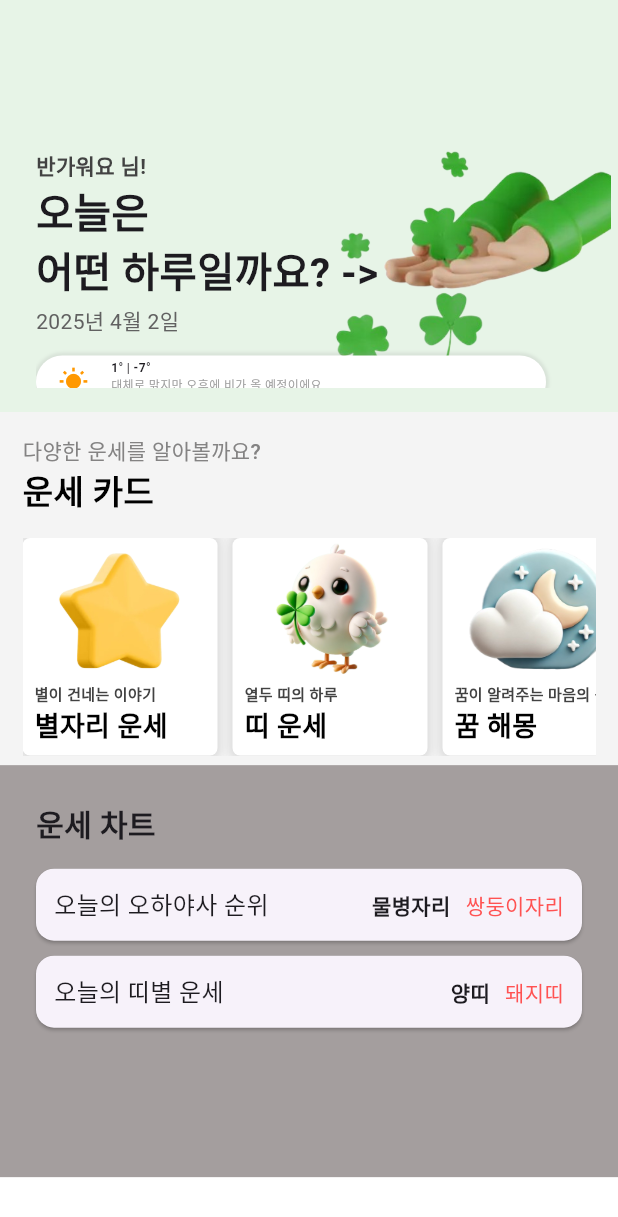
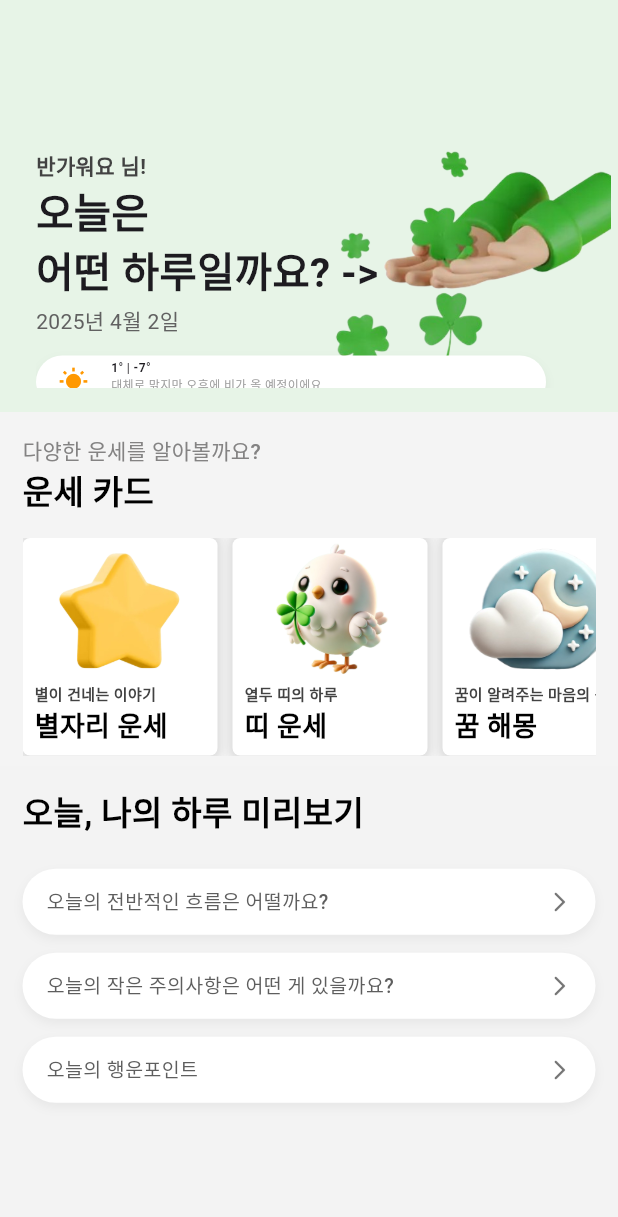
Before and after one commit to haengunse/haengunse-app, a Flutter app: the HomeScreen screen opened directly, on a phone screen of 412 x 824 dp. Shown: the top 1217 px of the screen. Run offline on Flutter 3.47's test engine with Material 3 defaults, Android fonts, the phone set to English and light mode, and no system bars; our stand-ins replace dio, shared_preferences; accounts and stored records are empty; Roboto replaces fonts that are missing (Pretendard).

```diff
--- a/lib/screens/home/session_day.dart
+++ b/lib/screens/home/session_day.dart
@@ -5,24 +5,38 @@ class SessionDay extends StatelessWidget {
 
   const SessionDay({super.key, required this.screenHeight});
 
-  Widget _buildChartRow(String title, String left, String right) {
-    return Card(
-      margin: const EdgeInsets.symmetric(vertical: 5),
-      child: Padding(
-        padding: const EdgeInsets.all(12),
-        child: Row(
-          mainAxisAlignment: MainAxisAlignment.spaceBetween,
-          children: [
-            Text(title, style: const TextStyle(fontSize: 16)),
-            Row(
-              children: [
-                Text(left, style: const TextStyle(fontWeight: FontWeight.bold)),
-                const SizedBox(width: 10),
-                Text(right, style: const TextStyle(color: Colors.redAccent)),
-              ],
+  Widget _buildPreviewCard(String title) {
+    return Container(
+      margin: const EdgeInsets.symmetric(vertical: 6),
+      padding: const EdgeInsets.symmetric(horizontal: 16, vertical: 12),
+      decoration: BoxDecoration(
+        color: Colors.white,
+        borderRadius: BorderRadius.circular(30),
+        boxShadow: [
+          BoxShadow(
+            color: Colors.black.withOpacity(0.05),
+            blurRadius: 5,
+            offset: const Offset(0, 3),
+          ),
+        ],
+      ),
+      child: Row(
+        mainAxisAlignment: MainAxisAlignment.spaceBetween,
+        children: [
+          Expanded(
+            child: Text(
+              title,
+              style: const TextStyle(
+                fontSize: 13,
+                fontWeight: FontWeight.w500,
+                color: Color(0xFF5E5E5E),
+                fontFamily: 'Pretendard',
+              ),
             ),
-          ],
-        ),
+          ),
+          const Icon(Icons.arrow_forward_ios_rounded,
+              size: 16, color: Colors.black54),
+        ],
       ),
     );
   }
@@ -30,18 +44,26 @@ class SessionDay extends StatelessWidget {
   @override
   Widget build(BuildContext context) {
     return Container(
-      height: screenHeight / 3,
+      height: screenHeight / 2.63,
       width: double.infinity,
-      color: const Color.fromARGB(231, 154, 148, 148),
-      padding: const EdgeInsets.all(24),
+      color: const Color(0xFFF3F3F3),
+      padding: const EdgeInsets.fromLTRB(15, 15, 15, 5),
       child: Column(
         crossAxisAlignment: CrossAxisAlignment.start,
         children: [
-          const Text("운세 차트",
-              style: TextStyle(fontSize: 20, fontWeight: FontWeight.bold)),
-          const SizedBox(height: 10),
-          _buildChartRow("오늘의 오하야사 순위", "물병자리", "쌍둥이자리"),
-          _buildChartRow("오늘의 띠별 운세", "양띠", "돼지띠"),
+          const Text(
+            "오늘, 나의 하루 미리보기",
+            style: TextStyle(
+              fontSize: 22,
+              fontWeight: FontWeight.w700,
+              color: Colors.black,
+              fontFamily: 'Pretendard',
+            ),
+          ),
+          const SizedBox(height: 15),
+          _buildPreviewCard("오늘의 전반적인 흐름은 어떨까요?"),
+          _buildPreviewCard("오늘의 작은 주의사항은 어떤 게 있을까요?"),
+          _buildPreviewCard("오늘의 행운포인트"),
         ],
       ),
     );
--- a/lib/screens/home/session_lucky.dart
+++ b/lib/screens/home/session_lucky.dart
@@ -82,9 +82,9 @@ class SessionLucky extends StatelessWidget {
           borderRadius: BorderRadius.circular(20),
           boxShadow: [
             BoxShadow(
-              color: Colors.grey.withOpacity(0.2),
-              blurRadius: 1,
-              spreadRadius: 2,
+              color: Colors.black.withOpacity(0.05),
+              blurRadius: 5,
+              offset: const Offset(0, 3),
             ),
           ],
         ),
```
